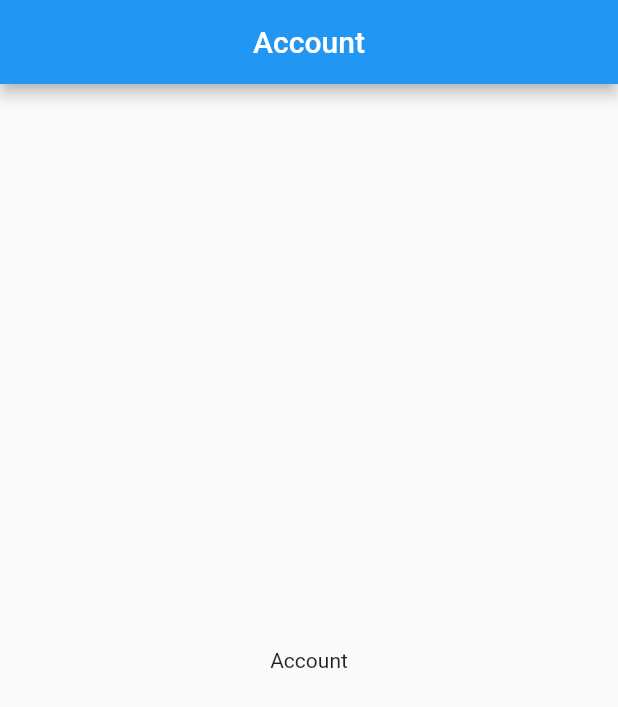
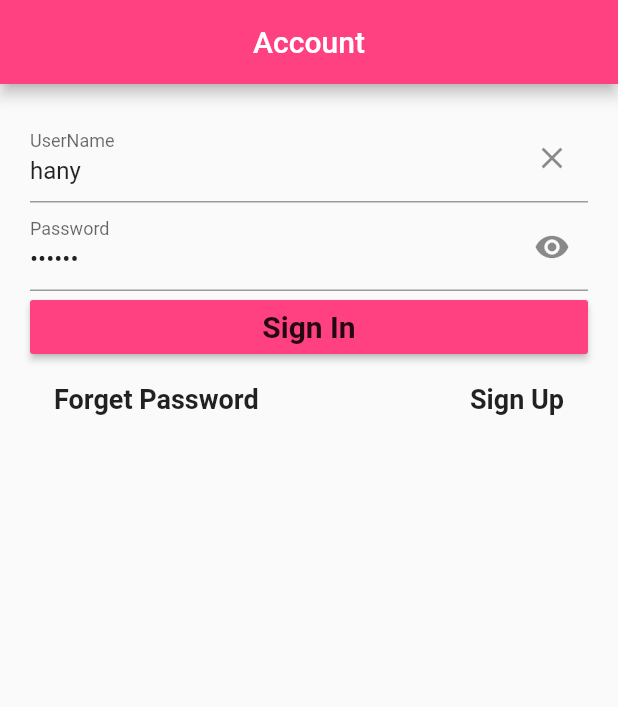
Before and after one commit to Hossam52/listar_flux, a Flutter app: the Account screen opened directly, on a phone screen of 412 x 824 dp. Shown: the top 707 px of the screen. Run offline on Flutter 3.47's test engine with Material 2 defaults, Android fonts, the phone set to English and light mode, and no system bars; statements that could not run were skipped.

Commit message:
Account added

```diff
--- a/lib/screens/account.dart
+++ b/lib/screens/account.dart
@@ -1,14 +1,127 @@
 import 'package:flutter/material.dart';
 
-class Account extends StatelessWidget{
+final KStyle = TextStyle(fontWeight: FontWeight.bold, fontSize: 18);
+
+class Account extends StatefulWidget {
+  @override
+  _AccountState createState() => _AccountState();
+}
+
+class _AccountState extends State<Account> {
+  TextEditingController _userController = TextEditingController();
+  final _form = GlobalKey<FormState>();
+  FocusNode focusNode = FocusNode();
+  var toggleAppearPassword = true;
+  @override
+  void initState() {
+    _userController.text = "hany";
+    super.initState();
+  }
+
+  void saved() {
+    if (_form.currentState.validate())
+      print('Success');
+    else
+      print('Errors');
+  }
+
   @override
   Widget build(BuildContext context) {
-   return Scaffold(
-     appBar:AppBar(
-       centerTitle:true,
-       title: Text("Account"),
-     ),
-     body:Center(child:Text("Account"))
-   );
+    return Scaffold(
+        appBar: AppBar(
+          centerTitle: true,
+          title: Text("Account"),
+          backgroundColor: Colors.pinkAccent,
+        ),
+        body: SingleChildScrollView(
+          child: Container(
+            padding: EdgeInsets.all(20),
+            child: Form(
+              key: _form,
+              child: Container(
+                child: Column(
+                    mainAxisAlignment: MainAxisAlignment.center,
+                    crossAxisAlignment: CrossAxisAlignment.stretch,
+                    children: [
+                      TextFormField(
+                        controller: _userController,
+                        decoration: InputDecoration(
+                            hintText: 'Enter Your UserName',
+                            labelText: 'UserName',
+                            fillColor: Colors.grey,
+                            suffixIcon: IconButton(
+                              icon: Icon(Icons.clear),
+                              onPressed: () {
+                                if (_userController.text.isEmpty != true)
+                                  _userController.clear();
+                              },
+                            )),
+                        onFieldSubmitted: (_) {
+                          FocusScope.of(context).requestFocus(focusNode);
+                        },
+                        textInputAction: TextInputAction.next,
+                        validator: (username) {
+                          if (username.isEmpty) return 'Please Enter UserName';
+                          return null;
+                        },
+                      ),
+                      TextFormField(
+                        initialValue: '123456',
+                        decoration: InputDecoration(
+                            hintText: 'Enter Your Password',
+                            labelText: 'Password',
+                            suffixIcon: IconButton(
+                              icon: Icon(toggleAppearPassword
+                                  ? Icons.remove_red_eye
+                                  : Icons.panorama_fish_eye),
+                              onPressed: () {
+                                setState(() {
+                                  toggleAppearPassword = !toggleAppearPassword;
+                                });
+                              },
+                            )),
+                        textInputAction: TextInputAction.next,
+                        focusNode: focusNode,
+                        obscureText: toggleAppearPassword,
+                        validator: (password) {
+                          if (password.isEmpty)
+                            return "Please Enter Password";
+                          else if (password.length < 6)
+                            return "Password Very Short";
+                          return null;
+                        },
+                      ),
+                      RaisedButton(
+                          color: Colors.pinkAccent,
+                          onPressed: () {
+                            saved();
+                          },
+                          child: Text(
+                            'Sign In',
+                            style: TextStyle(
+                                fontSize: 20, fontWeight: FontWeight.bold),
+                          )),
+                      Row(
+                        mainAxisAlignment: MainAxisAlignment.spaceBetween,
+                        children: [
+                          FlatButton(
+                              onPressed: () {},
+                              child: Text(
+                                'Forget Password',
+                                style: KStyle,
+                              )),
+                          FlatButton(
+                              onPressed: () {},
+                              child: Text(
+                                'Sign Up',
+                                style: KStyle,
+                              ))
+                        ],
+                      )
+                    ]),
+              ),
+            ),
+          ),
+        ));
   }
 }
```
